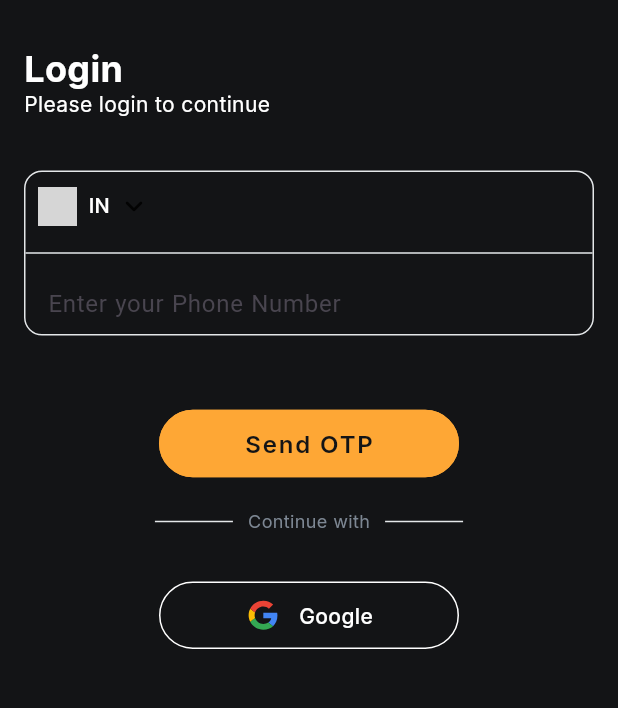
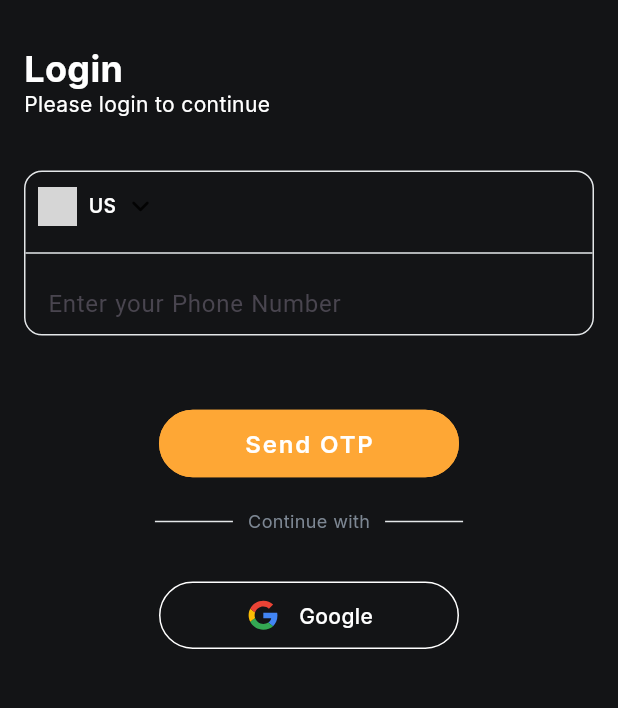
Before and after one commit to jasonapp2244/RWP-Customer, a Flutter app: the LoginView screen opened directly, on a phone screen of 412 x 824 dp, the part 281-989 px from its top. Run offline on Flutter 3.47's test engine with Material 3 defaults, Android fonts, the phone set to English and light mode, and no system bars; drawn by our look-alikes of country_code_picker; our stand-ins replace cached_network_image, cloud_firestore, dio, dotted_border, firebase_auth, firebase_core and 28 more; missing offline and left inert: auto_size_text_field, excel, flutter_polyline_points, flutter_stripe, flutterflow_paginate_firestore, geoflutterfire2 and 4 more; accounts and stored records are empty; grey boxes are pictures that could not be loaded.

Commit message:
adding firebsae and relase aab

```diff
--- a/lib/app/modules/cab_ride_details/controllers/cab_ride_details_controller.dart
+++ b/lib/app/modules/cab_ride_details/controllers/cab_ride_details_controller.dart
@@ -386,7 +386,7 @@ class CabRideDetailsController extends GetxController {
   //   FlutterPaypalNative.isDebugMode = paymentModel.value.paypal!.isSandbox == true ? true : false;
   //
   //   await _flutterPaypalNativePlugin.init(
-  //     returnUrl: "com.mydriver.customer://paypalpay",
+  //     returnUrl: "com.craftech.rwpcustomer://paypalpay",
   //     clientID: paymentModel.value.paypal!.paypalClient.toString(),
   //     payPalEnvironment: paymentModel.value.paypal!.isSandbox == true ? FPayPalEnvironment.sandbox : FPayPalEnvironment.live,
   //     currencyCode: FPayPalCurrencyCode.usd,
--- a/lib/app/modules/edit_profile/controllers/edit_profile_controller.dart
+++ b/lib/app/modules/edit_profile/controllers/edit_profile_controller.dart
@@ -13,7 +13,7 @@ import 'package:image_picker/image_picker.dart';
 
 class EditProfileController extends GetxController {
   RxString profileImage = "https://firebasestorage.googleapis.com/v0/b/mytaxi-a8627.appspot.com/o/constant_assets%2F59.png?alt=media&token=a0b1aebd-9c01-45f6-9569-240c4bc08e23".obs;
-  TextEditingController countryCodeController = TextEditingController(text: '+91');
+  TextEditingController countryCodeController = TextEditingController(text: '+1');
   TextEditingController phoneNumberController = TextEditingController();
   TextEditingController nameController = TextEditingController();
   TextEditingController emailController = TextEditingController();
--- a/lib/app/modules/login/controllers/login_controller.dart
+++ b/lib/app/modules/login/controllers/login_controller.dart
@@ -18,7 +18,7 @@ import 'package:google_sign_in/google_sign_in.dart';
 import 'package:sign_in_with_apple/sign_in_with_apple.dart';
 
 class LoginController extends GetxController {
-  TextEditingController countryCodeController = TextEditingController(text: '+91');
+  TextEditingController countryCodeController = TextEditingController(text: '+1');
   TextEditingController phoneNumberController = TextEditingController();
   Rx<GlobalKey<FormState>> formKey = GlobalKey<FormState>().obs;
 
--- a/lib/app/modules/login/views/login_view.dart
+++ b/lib/app/modules/login/views/login_view.dart
@@ -111,7 +111,7 @@ class LoginView extends StatelessWidget {
                             size: const Size(200, 45),
                             title: "Send OTP".tr,
                             buttonColor: AppThemData.primary500,
-                            buttonTextColor: AppThemData.black,
+                            buttonTextColor: AppThemData.white,
                             onTap: () {
                               if (controller.formKey.value.currentState!.validate()) {
                                 controller.sendCode();
--- a/lib/app/modules/my_wallet/controllers/my_wallet_controller.dart
+++ b/lib/app/modules/my_wallet/controllers/my_wallet_controller.dart
@@ -282,7 +282,7 @@ class MyWalletController extends GetxController {
   //   FlutterPaypalNative.isDebugMode = paymentModel.value.paypal!.isSandbox == true ? true : false;
   //
   //   await _flutterPaypalNativePlugin.init(
-  //     returnUrl: "com.mydriver.customer://paypalpay",
+  //     returnUrl: "com.craftech.rwpcustomer://paypalpay",
   //     clientID: paymentModel.value.paypal!.paypalClient.toString(),
   //     payPalEnvironment: paymentModel.value.paypal!.isSandbox == true ? FPayPalEnvironment.sandbox : FPayPalEnvironment.live,
   //     currencyCode: FPayPalCurrencyCode.usd,
--- a/lib/app/modules/parcel_ride_details/controllers/parcel_ride_details_controller.dart
+++ b/lib/app/modules/parcel_ride_details/controllers/parcel_ride_details_controller.dart
@@ -405,7 +405,7 @@ class ParcelRideDetailsController extends GetxController {
   //   FlutterPaypalNative.isDebugMode = paymentModel.value.paypal!.isSandbox == true ? true : false;
   //
   //   await _flutterPaypalNativePlugin.init(
-  //     returnUrl: "com.mydriver.customer://paypalpay",
+  //     returnUrl: "com.craftech.rwpcustomer://paypalpay",
   //     clientID: paymentModel.value.paypal!.paypalClient.toString(),
   //     payPalEnvironment: paymentModel.value.paypal!.isSandbox == true ? FPayPalEnvironment.sandbox : FPayPalEnvironment.live,
   //     currencyCode: FPayPalCurrencyCode.usd,
--- a/lib/app/modules/signup/controllers/signup_controller.dart
+++ b/lib/app/modules/signup/controllers/signup_controller.dart
@@ -13,7 +13,7 @@ import 'package:get/get.dart';
 class SignupController extends GetxController {
   Rx<GlobalKey<FormState>> formKey = GlobalKey<FormState>().obs;
 
-  TextEditingController countryCodeController = TextEditingController(text: '+91');
+  TextEditingController countryCodeController = TextEditingController(text: '+1');
   TextEditingController phoneNumberController = TextEditingController();
   TextEditingController nameController = TextEditingController();
   TextEditingController emailController = TextEditingController();
--- a/lib/app/modules/statement_screen/views/statement_view.dart
+++ b/lib/app/modules/statement_screen/views/statement_view.dart
@@ -94,7 +94,7 @@ class StatementView extends StatelessWidget {
                               onChanged: (String? searchType) {
                                 controller.selectedSearchType.value = searchType ?? "Name";
                               },
-                              value: controller.selectedSearchType.value,
+                              initialValue: controller.selectedSearchType.value,
                               items: controller.searchType.map<DropdownMenuItem<String>>((String value) {
                                 return DropdownMenuItem(
                                   value: value,
@@ -171,7 +171,7 @@ class StatementView extends StatelessWidget {
                                 debugPrint("Start: ${selectedRange.start.toIso8601String()}");
                                 debugPrint("End: ${selectedRange.end.toIso8601String()}");
                               },
-                              value: controller.selectedDateOption.value,
+                              initialValue: controller.selectedDateOption.value,
                               items: controller.dateOption.map<DropdownMenuItem<String>>((String value) {
                                 return DropdownMenuItem(
                                   value: value,
--- a/lib/constant/constant.dart
+++ b/lib/constant/constant.dart
@@ -56,7 +56,7 @@ class Constant {
 
   // User and app state
   static UserModel? userModel;
-  static String mapAPIKey = "";
+  static String mapAPIKey = "AIzaSyC7XE19210GGsrYz25coeKXrrtU2Vkthcc";
   static String senderId = "";
   static String jsonFileURL = "";
   static String radius = "10";
--- a/lib/main.dart
+++ b/lib/main.dart
@@ -4,7 +4,6 @@ import 'package:flutter/material.dart';
 import 'package:flutter_easyloading/flutter_easyloading.dart';
 import 'package:get/get.dart';
 import 'package:customer/app/modules/splash_screen/views/splash_screen_view.dart';
-import 'package:customer/firebase_options.dart';
 import 'package:customer/global_setting_controller.dart';
 import 'package:customer/services/localization_service.dart';
 import 'package:customer/theme/styles.dart';
--- a/lib/services/recent_location_search.dart
+++ b/lib/services/recent_location_search.dart
@@ -30,9 +30,8 @@ class RecentSearchLocation {
   static Future<List<SelectedLocationModel>> getLocationFromHistory() async {
     SharedPreferences prefs = await SharedPreferences.getInstance();
     List<String>? jsonList = prefs.getStringList(_key);
-    if (jsonList == null) return [];
     // Parse list
-    List<SelectedLocationModel> rawList = jsonList.map((jsonStr) {
+    List<SelectedLocationModel> rawList = jsonList!.map((jsonStr) {
       Map<String, dynamic> jsonMap = jsonDecode(jsonStr);
       return SelectedLocationModel.fromJson(jsonMap);
     }).toList();
```
Also changed, not shown: lib/dependency_packages/google_auto_complete_textfield/DioErrorHandler.dart (+11 -27 lines), pubspec.yaml (+7 -2 lines), assets/icon/app_icon.png (added), lib/firebase_options.dart, pubspec.lock, 37 other files.
